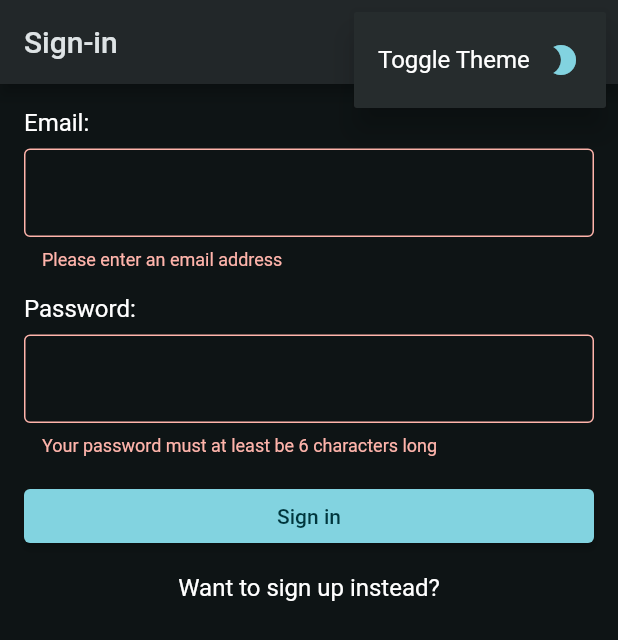
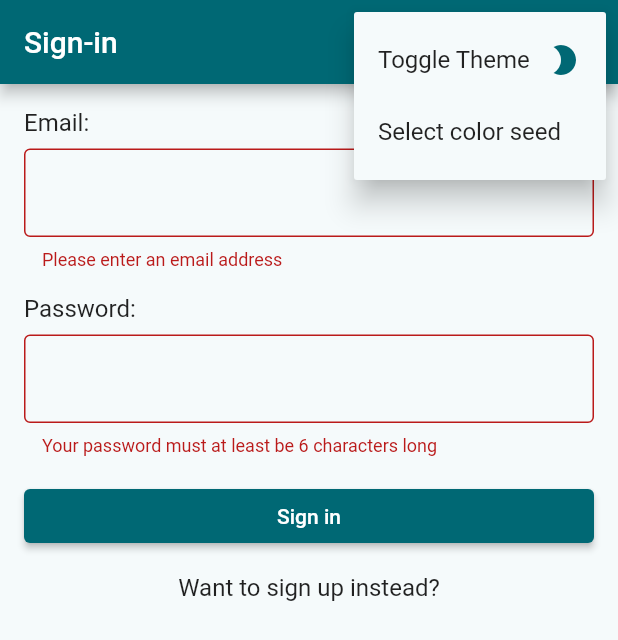
Before and after one commit to pohuing/kumo_app, a Flutter app: the screen it shows after launch, after a tap on "Sign in", after a tap on the "more vert" icon, on a phone screen of 412 x 824 dp. Shown: the top 640 px of the screen. Run offline on Flutter 3.47's test engine with Material 2 defaults, Android fonts, the phone set to English and light mode, and no system bars; our stand-ins replace email_validator, equatable, flutter_bloc, flutter_colorpicker, hydrated_bloc.

Commit message:
Add color picker and dynamic theme updates

```diff
--- a/lib/blocs/theme_cubit.dart
+++ b/lib/blocs/theme_cubit.dart
@@ -4,27 +4,27 @@ import 'package:equatable/equatable.dart';
 import 'package:flutter/material.dart';
 import 'package:hydrated_bloc/hydrated_bloc.dart';
 
-class ThemeCubit extends HydratedCubit<ThemeState> {
+class ThemeCubit extends Cubit<ThemeState> {
   static const InputDecorationTheme inputDecorationTheme = InputDecorationTheme(
     border: OutlineInputBorder(),
   );
-  ThemeCubit() : super(getTheme());
 
+  static Color seed = Colors.white;
+
+  ThemeCubit() : super(ThemeState(getTheme(), isBright: true));
 
   void switchTheme() {
     emit(
-      getTheme(isBright: !state.isBright),
+      ThemeState(getTheme(isBright: !state.isBright),
+          isBright: !state.isBright),
     );
   }
 
-  static ThemeState getTheme({bool isBright = true}) {
-    return ThemeState(
-      ThemeData(
-        inputDecorationTheme: inputDecorationTheme,
-        colorSchemeSeed: Colors.white,
-        brightness: isBright ? Brightness.dark : Brightness.light,
-      ),
-      isBright: isBright,
+  static ThemeData getTheme({bool isBright = true}) {
+    return ThemeData(
+      inputDecorationTheme: inputDecorationTheme,
+      colorSchemeSeed: ThemeCubit.seed,
+      brightness: isBright ? Brightness.light : Brightness.dark,
     );
   }
 
@@ -39,6 +39,12 @@ class ThemeCubit extends HydratedCubit<ThemeState> {
     log(state.toString(), name: '$runtimeType.toJson');
     return state.toJson();
   }
+
+  void setSeed(Color color) {
+    seed = color;
+    emit(ThemeState(getTheme(isBright: state.isBright),
+        isBright: state.isBright));
+  }
 }
 
 class ThemeState extends Equatable {
@@ -52,7 +58,8 @@ class ThemeState extends Equatable {
 
   static ThemeState? fromJson(Map<String, dynamic> json) {
     log(json.toString(), name: '$ThemeState.fromJson');
-    return ThemeCubit.getTheme(isBright: json['isBright']);
+    return ThemeState(ThemeCubit.getTheme(isBright: json['isBright']),
+        isBright: json['isBright']);
   }
 
   Map<String, dynamic>? toJson() {
--- a/lib/communication_manager.dart
+++ b/lib/communication_manager.dart
@@ -1,32 +1,40 @@
 import 'dart:convert';
 import 'dart:developer';
 
+import 'package:flutter/foundation.dart';
 import 'package:http/http.dart';
 
 import 'models/explore_result.dart';
 
 class CommunicationManager {
   static final CommunicationManager _instance = CommunicationManager();
+
   static CommunicationManager get instance => _instance;
   Client client;
   String? token;
 
-  String host = '192.168.2.101:5001';
+  String host = kIsWeb ? 'localhost:5001' : '192.168.2.101:5001';
 
   CommunicationManager() : client = Client();
 
-  Future<List<ExploreResult>>  explore(String path) async {
+  Future<List<ExploreResult>> explore(String path) async {
     final response = await client.get(
       Uri.https(host, 'api/Explore', {'path': path}),
-      headers: {'Content-Type': 'application/json', 'Authorization': 'Bearer ${token!}'},
+      headers: {
+        'Content-Type': 'application/json',
+        'Authorization': 'Bearer ${token!}'
+      },
     );
-    if(response.statusCode != 200) {
+    if (response.statusCode != 200) {
       return [];
     }
     // log(response.body, name:runtimeType.toString());
-    var jsonDecoded = jsonDecode(response.body);// as List<Map<String, dynamic>>;
-    return List.from(jsonDecoded).map((e) => Map<String,dynamic>.from(e)).map((e) => ExploreResult.fromJSON(e)).toList();
-
+    var jsonDecoded =
+        jsonDecode(response.body); // as List<Map<String, dynamic>>;
+    return List.from(jsonDecoded)
+        .map((e) => Map<String, dynamic>.from(e))
+        .map((e) => ExploreResult.fromJSON(e))
+        .toList();
   }
 
   Future<bool> signIn(String email, String password) async {
--- a/lib/widgets/common_app_bar.dart
+++ /dev/null
@@ -1,65 +0,0 @@
-import 'package:flutter/material.dart';
-import 'package:flutter_bloc/flutter_bloc.dart';
-
-import '../blocs/authentication_bloc.dart';
-import '../blocs/theme_cubit.dart';
-
-class CommonAppBar extends AppBar {
-  final String _title;
-
-  CommonAppBar({Key? key, required String title})
-      : _title = title,
-        super(key: key, actions: [
-          PopupMenuButton(
-            itemBuilder: (context) {
-              return [
-                PopupMenuItem(
-                  onTap: () => context.read<ThemeCubit>().switchTheme(),
-                  child: Row(
-                    children: [
-                      const Text('Toggle Theme'),
-                      const Spacer(),
-                      BlocBuilder<ThemeCubit, ThemeState>(
-                        builder: (context, state) => state.isBright
-                            ? Icon(
-                                Icons.brightness_2,
-                                color: Theme.of(context).colorScheme.primary,
-                              )
-                            : Icon(
-                                Icons.brightness_1,
-                                color: Theme.of(context).colorScheme.primary,
-                              ),
-                      )
-                    ],
-                  ),
-                ),
-                if (context.read<AuthenticationCubit>().state is SignedInState)
-                  PopupMenuItem(
-                    onTap: () async {
-                      await context.read<AuthenticationCubit>().signOut();
-                      await Navigator.of(context, rootNavigator: true)
-                          .pushReplacementNamed('/');
-                    },
-                    child: Row(
-                      children: [
-                        const Text('Sign out'),
-                        const Spacer(),
-                        Icon(
-                          Icons.logout,
-                          color: Theme.of(context).colorScheme.primary,
-                        )
-                      ],
-                    ),
-                  ),
-              ];
-            },
-          )
-        ]);
-
-  @override
-  Widget get title => SingleChildScrollView(
-        scrollDirection: Axis.horizontal,
-        reverse: true,
-        child: Text(_title),
-      );
-}
--- /dev/null
+++ b/lib/widgets/general_purpose/app_bar_overflow.dart
@@ -0,0 +1,68 @@
+import 'package:flutter/material.dart';
+import 'package:flutter_bloc/flutter_bloc.dart';
+
+import '../../blocs/authentication_bloc.dart';
+import '../../blocs/theme_cubit.dart';
+
+class AppBarOverflow extends StatefulWidget {
+  const AppBarOverflow({Key? key}) : super(key: key);
+
+  @override
+  State<AppBarOverflow> createState() => _AppBarOverflowState();
+
+}
+
+class _AppBarOverflowState extends State<AppBarOverflow> {
+  @override
+  Widget build(BuildContext context) {
+    return PopupMenuButton(
+      itemBuilder: (context) {
+        return [
+          PopupMenuItem(
+            onTap: () => context.read<ThemeCubit>().switchTheme(),
+            child: Row(
+              children: [
+                const Text('Toggle Theme'),
+                const Spacer(),
+                BlocBuilder<ThemeCubit, ThemeState>(
+                  builder: (context, state) => state.isBright
+                      ? Icon(
+                          Icons.brightness_2,
+                          color: Theme.of(context).colorScheme.primary,
+                        )
+                      : Icon(
+                          Icons.brightness_high_sharp,
+                          color: Theme.of(context).colorScheme.primary,
+                        ),
+                )
+              ],
+            ),
+          ),
+          PopupMenuItem(
+            child: const Text('Select color seed'),
+            onTap: () async {},
+          ),
+          if (context.read<AuthenticationCubit>().state is SignedInState)
+            PopupMenuItem(
+              onTap: () async {
+                await context.read<AuthenticationCubit>().signOut();
+                // ignore: use_build_context_synchronously
+                await Navigator.of(context, rootNavigator: true)
+                    .pushReplacementNamed('/');
+              },
+              child: Row(
+                children: [
+                  const Text('Sign out'),
+                  const Spacer(),
+                  Icon(
+                    Icons.logout,
+                    color: Theme.of(context).colorScheme.primary,
+                  )
+                ],
+              ),
+            ),
+        ];
+      },
+    );
+  }
+}
--- /dev/null
+++ b/lib/widgets/general_purpose/common_app_bar.dart
@@ -0,0 +1,20 @@
+import 'package:flutter/material.dart';
+import 'package:kumo_app/widgets/general_purpose/app_bar_overflow.dart';
+
+
+class CommonAppBar extends AppBar {
+  final String _title;
+
+  CommonAppBar({Key? key, required String title})
+      : _title = title,
+        super(key: key, actions: [
+          const AppBarOverflow(),
+        ]);
+
+  @override
+  Widget get title => SingleChildScrollView(
+        scrollDirection: Axis.horizontal,
+        reverse: true,
+        child: Text(_title),
+      );
+}
--- a/lib/widgets/router.dart
+++ b/lib/widgets/router.dart
@@ -1,8 +1,9 @@
 import 'dart:io';
 
 import 'package:flutter/cupertino.dart';
+import 'package:flutter/foundation.dart';
 import 'package:flutter/material.dart';
-import 'package:kumo_app/widgets/common_app_bar.dart';
+import 'package:kumo_app/widgets/general_purpose/common_app_bar.dart';
 import 'package:kumo_app/widgets/nested_explorer.dart';
 import 'package:kumo_app/widgets/sign_in_form.dart';
 import 'package:kumo_app/widgets/sign_up_screen.dart';
@@ -22,7 +23,7 @@ class RouteGenerator {
       case '/explore':
       case 'explore':
         final args = (settings.arguments ?? '') as String;
-        if (Platform.isIOS) {
+        if (!kIsWeb && Platform.isIOS) {
           return CupertinoPageRoute(
             builder: (context) => Scaffold(
                 appBar: CommonAppBar(
--- a/lib/widgets/sign_up_screen.dart
+++ b/lib/widgets/sign_up_screen.dart
@@ -2,7 +2,7 @@ import 'package:email_validator/email_validator.dart';
 import 'package:flutter/material.dart';
 import 'package:flutter_bloc/flutter_bloc.dart';
 import 'package:kumo_app/blocs/authentication_bloc.dart';
-import 'package:kumo_app/widgets/common_app_bar.dart';
+import 'package:kumo_app/widgets/general_purpose/common_app_bar.dart';
 
 class SignUpScreen extends StatefulWidget {
   const SignUpScreen({Key? key}) : super(key: key);
--- a/pubspec.yaml
+++ b/pubspec.yaml
@@ -20,6 +20,7 @@ dependencies:
   email_validator: 2.0.1
   hydrated_bloc: 9.0.0-dev.2
   path_provider: ^2.0.10
+  flutter_colorpicker: ^1.0.3
   cupertino_icons: ^1.0.4
 
 dev_dependencies:
```
Also changed, not shown: lib/widgets/general_purpose/accent_color_picker.dart (added, +84 -0 lines), lib/widgets/landing_page.dart (deleted, +0 -46 lines), lib/widgets/nested_explorer.dart (+24 -4 lines), pubspec.lock.
